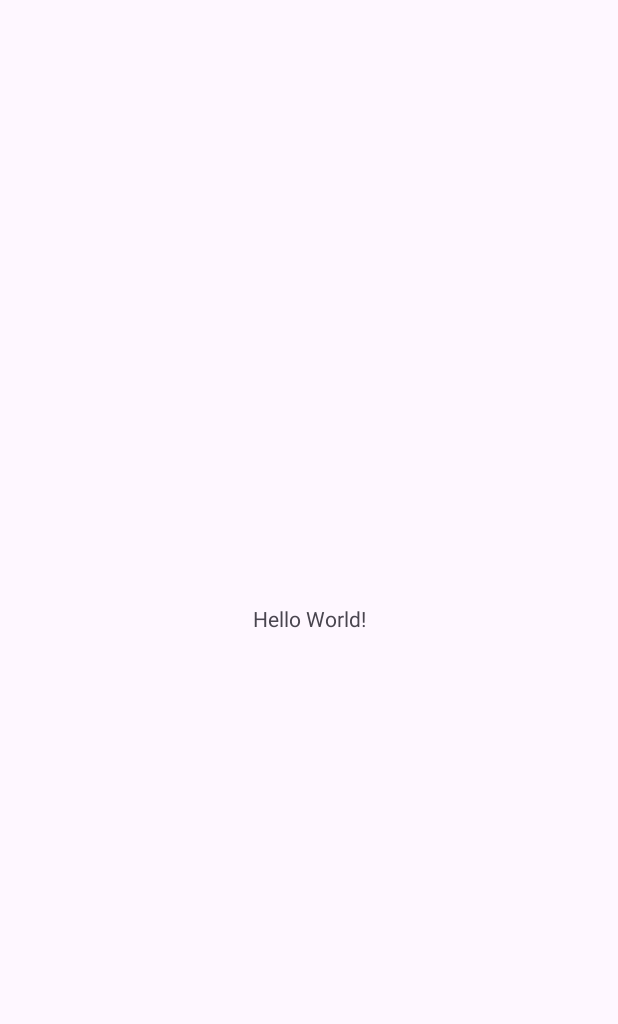
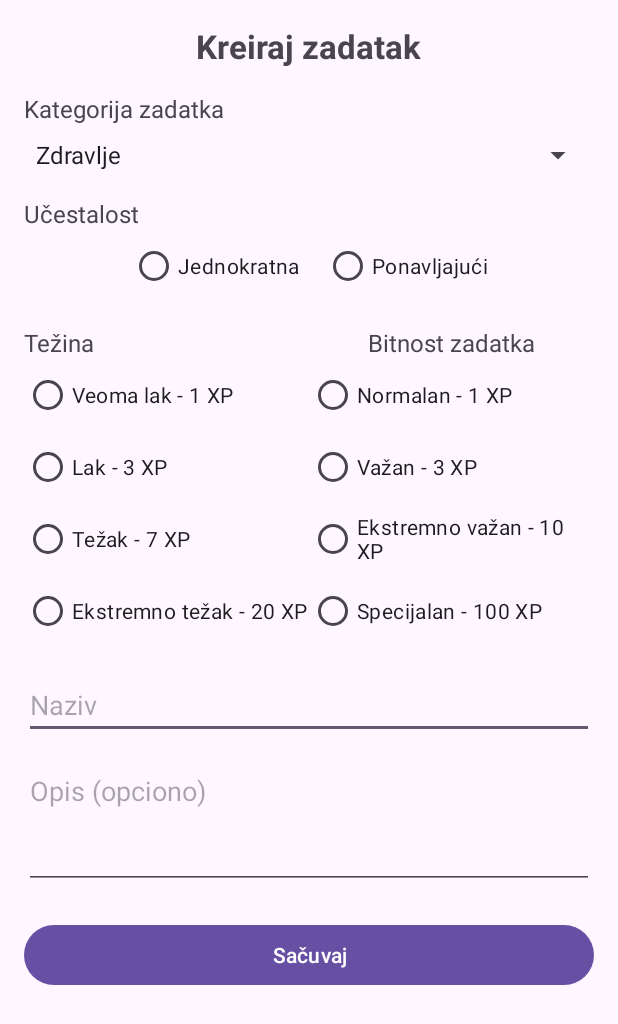
Before and after one commit to shone113/e2-ma-tim31-2025, an Android app: the screen it shows after launch (MainActivity before the commit, NewTaskActivity after it), on a phone screen of 412 x 824 dp. Before the commit the part shown is almost empty. Shown: the top 1024 px of the screen. Run offline under Robolectric (Android 15) with nearby library versions, the phone set to English and light mode, and no system bars.

Commit message:
form for new task

```diff
--- a/app/src/main/AndroidManifest.xml
+++ b/app/src/main/AndroidManifest.xml
@@ -12,7 +12,7 @@
         android:supportsRtl="true"
         android:theme="@style/Theme.HabitQuest">
         <activity
-            android:name=".MainActivity"
+            android:name=".presentation.ui.NewTaskActivity"
             android:exported="true">
             <intent-filter>
                 <action android:name="android.intent.action.MAIN" />
--- /dev/null
+++ b/app/src/main/java/ftn/project/domain/entity/Task.java
@@ -0,0 +1,202 @@
+package ftn.project.domain.entity;
+
+import java.time.LocalDateTime;
+import java.time.LocalDateTime;
+
+public class Task {
+
+    // Identifikacija
+    private int id;
+    private int userId;
+    private int categoryId;
+
+    // Karakteristike zadatka
+    private DifficultyEnum difficulty;
+    private ImportanceEnum importance;
+    private FrequencyEnum frequency;
+
+    // Parametri ponavljanja
+    private int interval;
+    private FrequencyUnitEnum frequencyUnit;
+    private LocalDateTime startDate;
+    private LocalDateTime endDate;
+
+    // Osnovni podaci
+    private String name;
+    private String description;       // može biti null
+    private LocalDateTime executionTime;
+    private TaskStatusEnum status;
+
+    // XP vrednost
+    private int valueXP;
+
+    // Enumeracije
+    public enum DifficultyEnum {
+        VERY_EASY(1), EASY(3), HARD(7), EXTREME(20);
+        private final int xp;
+        DifficultyEnum(int xp) { this.xp = xp; }
+        public int getXp() { return xp; }
+    }
+
+    public enum ImportanceEnum {
+        NORMAL(1), IMPORTANT(3), VERY_IMPORTANT(10), SPECIAL(100);
+        private final int xp;
+        ImportanceEnum(int xp) { this.xp = xp; }
+        public int getXp() { return xp; }
+    }
+
+    public enum FrequencyEnum {
+        ONE_TIME, REPEATING
+    }
+
+    public enum FrequencyUnitEnum {
+        DAY, WEEK
+    }
+
+    public enum TaskStatusEnum {
+        ACTIVE, DONE, UNFINISHED, PAUSED, CANCELED
+    }
+
+    // Konstruktor
+    public Task(int id, int userId, int categoryId,
+                DifficultyEnum difficulty, ImportanceEnum importance,
+                FrequencyEnum frequency, int interval, FrequencyUnitEnum frequencyUnit,
+                LocalDateTime startDate, LocalDateTime endDate,
+                String name, String description, LocalDateTime executionTime,
+                TaskStatusEnum status) {
+
+        this.id = id;
+        this.userId = userId;
+        this.categoryId = categoryId;
+        this.difficulty = difficulty;
+        this.importance = importance;
+        this.frequency = frequency;
+        this.interval = interval;
+        this.frequencyUnit = frequencyUnit;
+        this.startDate = startDate;
+        this.endDate = endDate;
+        this.name = name;
+        this.description = description;
+        this.executionTime = executionTime;
+        this.status = status;
+
+        // Izračunavanje vrednosti XP
+        this.valueXP = difficulty.getXp() + importance.getXp();
+    }
+
+    public int getId() {
+        return id;
+    }
+
+    public void setId(int id) {
+        this.id = id;
+    }
+
+    public int getUserId() {
+        return userId;
+    }
+
+    public void setUserId(int userId) {
+        this.userId = userId;
+    }
+
+    public int getCategoryId() {
+        return categoryId;
+    }
+
+    public void setCategoryId(int categoryId) {
+        this.categoryId = categoryId;
+    }
+
+    public DifficultyEnum getDifficulty() {
+        return difficulty;
+    }
+
+    public void setDifficulty(DifficultyEnum difficulty) {
+        this.difficulty = difficulty;
+    }
+
+    public ImportanceEnum getImportance() {
+        return importance;
+    }
+
+    public void setImportance(ImportanceEnum importance) {
+        this.importance = importance;
+    }
+
+    public FrequencyEnum getFrequency() {
+        return frequency;
+    }
+
+    public void setFrequency(FrequencyEnum frequency) {
+        this.frequency = frequency;
+    }
+
+    public int getInterval() {
+        return interval;
+    }
+
+    public void setInterval(int interval) {
+        this.interval = interval;
+    }
+
+    public FrequencyUnitEnum getFrequencyUnit() {
+        return frequencyUnit;
+    }
+
+    public void setFrequencyUnit(FrequencyUnitEnum frequencyUnit) {
+        this.frequencyUnit = frequencyUnit;
+    }
+
+    public LocalDateTime getStartDate() {
+        return startDate;
+    }
+
+    public void setStartDate(LocalDateTime startDate) {
+        this.startDate = startDate;
+    }
+
+    public LocalDateTime getEndDate() {
+        return endDate;
+    }
+
+    public void setEndDate(LocalDateTime endDate) {
+        this.endDate = endDate;
+    }
+
+    public String getName() {
+        return name;
+    }
+
+    public void setName(String name) {
+        this.name = name;
+    }
+
+    public String getDescription() {
+        return description;
+    }
+
+    public void setDescription(String description) {
+        this.description = description;
+    }
+
+    public LocalDateTime getExecutionTime() {
+        return executionTime;
+    }
+
+    public void setExecutionTime(LocalDateTime executionTime) {
+        this.executionTime = executionTime;
+    }
+
+    public TaskStatusEnum getStatus() {
+        return status;
+    }
+
+    public void setStatus(TaskStatusEnum status) {
+        this.status = status;
+    }
+
+    public int getValueXP() { return valueXP; }
+
+    // Ostale gettere/settere dodaj po potrebi
+}
--- a/app/src/main/java/ftn/project/MainActivity.java
+++ b/app/src/main/java/ftn/project/presentation/ui/MainActivity.java
@@ -1,4 +1,4 @@
-package ftn.project;
+package ftn.project.presentation.ui;
 
 import android.os.Bundle;
 
@@ -7,6 +7,8 @@ import androidx.appcompat.app.AppCompatActivity;
 import androidx.core.graphics.Insets;
 import androidx.core.view.ViewCompat;
 import androidx.core.view.WindowInsetsCompat;
+
+import ftn.project.R;
 
 public class MainActivity extends AppCompatActivity {
 
--- /dev/null
+++ b/app/src/main/java/ftn/project/presentation/ui/NewTaskActivity.java
@@ -0,0 +1,52 @@
+package ftn.project.presentation.ui;
+
+import android.os.Bundle;
+import android.view.View;
+import android.widget.LinearLayout;
+import android.widget.RadioGroup;
+import android.widget.TextView;
+
+import androidx.appcompat.app.AppCompatActivity;
+
+import ftn.project.R;
+
+public class NewTaskActivity extends AppCompatActivity {
+
+    @Override
+    protected void onCreate(Bundle savedInstanceState) {
+        super.onCreate(savedInstanceState);
+        // poveži layout sa aktivnošću
+        setContentView(R.layout.new_task);
+
+        // poveži elemente iz XML-a
+        RadioGroup rgUestalost = findViewById(R.id.rgUestalost);
+        LinearLayout startDateContainer = findViewById(R.id.startDateContainer);
+        LinearLayout endDateContainer = findViewById(R.id.endDateContainer);
+        LinearLayout timeLinearLayout = findViewById(R.id.timeContainer);
+        LinearLayout frequencyLayout = findViewById(R.id.frequencyUnitContainer);
+        TextView tvPocetniDatum = findViewById(R.id.tvPocetniDatum);
+        startDateContainer.setVisibility(View.GONE);
+        endDateContainer.setVisibility(View.GONE);
+        timeLinearLayout.setVisibility(View.GONE);
+        frequencyLayout.setVisibility(View.GONE);
+
+        // logika za prikazivanje/sakrivanje kalendara
+        rgUestalost.setOnCheckedChangeListener((group, checkedId) -> {
+            if (checkedId == R.id.rbJednokratna) {
+                // Prikaz samo jednog kalendara
+                startDateContainer.setVisibility(View.VISIBLE);
+                endDateContainer.setVisibility(View.GONE);
+                frequencyLayout.setVisibility(View.GONE);
+                tvPocetniDatum.setText("Datum izvrsavanja");
+                timeLinearLayout.setVisibility(View.VISIBLE);
+            } else if (checkedId == R.id.rbPonavljajuci) {
+                // Prikaz oba kalendara
+                startDateContainer.setVisibility(View.VISIBLE);
+                endDateContainer.setVisibility(View.VISIBLE);
+                timeLinearLayout.setVisibility(View.VISIBLE);
+                frequencyLayout.setVisibility(View.VISIBLE);
+            }
+
+        });
+    }
+}
--- a/app/src/main/res/layout/activity_main.xml
+++ b/app/src/main/res/layout/activity_main.xml
@@ -5,7 +5,7 @@
     android:id="@+id/main"
     android:layout_width="match_parent"
     android:layout_height="match_parent"
-    tools:context=".MainActivity">
+    tools:context=".presentation.ui.MainActivity">
 
     <TextView
         android:layout_width="wrap_content"
--- /dev/null
+++ b/app/src/main/res/layout/new_task.xml
@@ -0,0 +1,319 @@
+<?xml version="1.0" encoding="utf-8"?>
+<ScrollView xmlns:android="http://schemas.android.com/apk/res/android"
+    xmlns:app="http://schemas.android.com/apk/res-auto"
+    android:layout_width="match_parent"
+    android:layout_height="match_parent"
+    android:padding="16dp">
+
+    <androidx.constraintlayout.widget.ConstraintLayout
+        android:layout_width="match_parent"
+        android:layout_height="wrap_content">
+
+        <!-- Naslov -->
+        <TextView
+            android:id="@+id/tvTitle"
+            android:layout_width="wrap_content"
+            android:layout_height="wrap_content"
+            android:text="Kreiraj zadatak"
+            android:textSize="22sp"
+            android:textStyle="bold"
+            app:layout_constraintTop_toTopOf="parent"
+            app:layout_constraintStart_toStartOf="parent"
+            app:layout_constraintEnd_toEndOf="parent"/>
+
+        <!-- Kategorija zadatka -->
+        <TextView
+            android:id="@+id/tvCategoryLabel"
+            android:layout_width="wrap_content"
+            android:layout_height="wrap_content"
+            android:text="Kategorija zadatka"
+            android:textSize="16sp"
+            app:layout_constraintTop_toBottomOf="@id/tvTitle"
+            app:layout_constraintStart_toStartOf="parent"
+            android:layout_marginTop="16dp"/>
+
+        <Spinner
+            android:id="@+id/spinnerCategory"
+            android:layout_width="0dp"
+            android:layout_height="wrap_content"
+            android:entries="@array/task_categories"
+            app:layout_constraintTop_toBottomOf="@id/tvCategoryLabel"
+            app:layout_constraintStart_toStartOf="parent"
+            app:layout_constraintEnd_toEndOf="parent"
+            android:layout_marginTop="8dp"/>
+
+
+        <TextView
+            android:id="@+id/tvUestalost"
+            android:layout_width="wrap_content"
+            android:layout_height="wrap_content"
+            android:text="Učestalost"
+            android:textSize="16sp"
+            android:layout_marginTop="16dp"
+            app:layout_constraintTop_toBottomOf="@id/spinnerCategory"
+            app:layout_constraintStart_toStartOf="parent"/>
+
+        <RadioGroup
+            android:id="@+id/rgUestalost"
+            android:layout_width="0dp"
+            android:layout_height="wrap_content"
+            android:orientation="horizontal"
+            android:gravity="center"
+            app:layout_constraintTop_toBottomOf="@id/tvUestalost"
+            app:layout_constraintStart_toStartOf="parent"
+            app:layout_constraintEnd_toEndOf="parent">
+
+            <RadioButton
+                android:id="@+id/rbJednokratna"
+                android:layout_width="wrap_content"
+                android:layout_height="wrap_content"
+                android:text="Jednokratna"/>
+
+            <RadioButton
+                android:id="@+id/rbPonavljajuci"
+                android:layout_width="wrap_content"
+                android:layout_height="wrap_content"
+                android:text="Ponavljajući"
+                android:layout_marginStart="16dp"/>
+        </RadioGroup>
+
+        <!-- Težina -->
+        <TextView
+            android:id="@+id/tvTezina"
+            android:layout_width="wrap_content"
+            android:layout_height="wrap_content"
+            android:text="Težina"
+            android:textSize="16sp"
+            android:layout_marginTop="16dp"
+            app:layout_constraintTop_toBottomOf="@id/rgUestalost"
+            app:layout_constraintStart_toStartOf="parent"/>
+
+        <RadioGroup
+            android:id="@+id/rgTezina"
+            android:layout_width="0dp"
+            android:layout_height="wrap_content"
+            android:orientation="vertical"
+            app:layout_constraintTop_toBottomOf="@id/tvTezina"
+            app:layout_constraintStart_toStartOf="parent"
+            app:layout_constraintEnd_toStartOf="@id/rgBitnost"
+            app:layout_constraintHorizontal_weight="1">
+
+            <RadioButton
+                android:id="@+id/rbVeomaLak"
+                android:layout_width="wrap_content"
+                android:layout_height="wrap_content"
+                android:text="Veoma lak - 1 XP" />
+
+            <RadioButton
+                android:id="@+id/rbLak"
+                android:layout_width="wrap_content"
+                android:layout_height="wrap_content"
+                android:text="Lak - 3 XP" />
+
+            <RadioButton
+                android:id="@+id/rbTezak"
+                android:layout_width="wrap_content"
+                android:layout_height="wrap_content"
+                android:text="Težak - 7 XP" />
+
+            <RadioButton
+                android:id="@+id/rbEkstremnoTezak"
+                android:layout_width="wrap_content"
+                android:layout_height="wrap_content"
+                android:text="Ekstremno težak - 20 XP" />
+        </RadioGroup>
+
+        <!-- Bitnost -->
+        <TextView
+            android:id="@+id/tvBitnost"
+            android:layout_width="wrap_content"
+            android:layout_height="wrap_content"
+            android:text="Bitnost zadatka"
+            android:textSize="16sp"
+            android:layout_marginTop="16dp"
+            app:layout_constraintTop_toBottomOf="@id/rgUestalost"
+            app:layout_constraintStart_toEndOf="@id/rgTezina"
+            app:layout_constraintEnd_toEndOf="parent"/>
+
+        <RadioGroup
+            android:id="@+id/rgBitnost"
+            android:layout_width="0dp"
+            android:layout_height="wrap_content"
+            android:orientation="vertical"
+            app:layout_constraintTop_toBottomOf="@id/tvBitnost"
+            app:layout_constraintStart_toEndOf="@id/rgTezina"
+            app:layout_constraintEnd_toEndOf="parent"
+            app:layout_constraintHorizontal_weight="1">
+
+            <RadioButton
+                android:id="@+id/rbNormalan"
+                android:layout_width="wrap_content"
+                android:layout_height="wrap_content"
+                android:text="Normalan - 1 XP" />
+
+            <RadioButton
+                android:id="@+id/rbVazan"
+                android:layout_width="wrap_content"
+                android:layout_height="wrap_content"
+                android:text="Važan - 3 XP" />
+
+            <RadioButton
+                android:id="@+id/rbEkstremnoVazan"
+                android:layout_width="wrap_content"
+                android:layout_height="wrap_content"
+                android:text="Ekstremno važan - 10 XP" />
+
+            <RadioButton
+                android:id="@+id/rbSpecijalan"
+                android:layout_width="wrap_content"
+                android:layout_height="wrap_content"
+                android:text="Specijalan - 100 XP" />
+        </RadioGroup>
+
+        <!-- Naziv -->
+        <EditText
+            android:id="@+id/etNaziv"
+            android:layout_width="0dp"
+            android:layout_height="wrap_content"
+            android:hint="Naziv"
+            android:layout_marginTop="16dp"
+            app:layout_constraintTop_toBottomOf="@id/rgTezina"
+            app:layout_constraintStart_toStartOf="parent"
+            app:layout_constraintEnd_toEndOf="parent"/>
+
+        <!-- Opis -->
+        <EditText
+            android:id="@+id/etOpis"
+            android:layout_width="0dp"
+            android:layout_height="wrap_content"
+            android:hint="Opis (opciono)"
+            android:inputType="textMultiLine"
+            android:minLines="3"
+            android:gravity="top"
+            android:layout_marginTop="12dp"
+            app:layout_constraintTop_toBottomOf="@id/etNaziv"
+            app:layout_constraintStart_toStartOf="parent"
+            app:layout_constraintEnd_toEndOf="parent"/>
+
+        <!-- Start Date -->
+        <!-- Start Date Section -->
+        <LinearLayout
+            android:id="@+id/startDateContainer"
+            android:layout_width="0dp"
+            android:layout_height="wrap_content"
+            android:orientation="vertical"
+            android:layout_marginTop="16dp"
+            app:layout_constraintTop_toBottomOf="@id/etOpis"
+            app:layout_constraintStart_toStartOf="parent"
+            app:layout_constraintEnd_toEndOf="parent">
+
+            <TextView
+                android:id="@+id/tvPocetniDatum"
+                android:layout_width="wrap_content"
+                android:layout_height="wrap_content"
+                android:text="Početni datum"
+                android:textSize="16sp"
+                android:textStyle="bold"
+                android:layout_marginBottom="8dp"/>
+
+            <CalendarView
+                android:id="@+id/calendarViewStart"
+                android:layout_width="match_parent"
+                android:layout_height="wrap_content"/>
+        </LinearLayout>
+
+
+        <!-- End Date Section -->
+        <LinearLayout
+            android:id="@+id/endDateContainer"
+            android:layout_width="0dp"
+            android:layout_height="wrap_content"
+            android:orientation="vertical"
+            android:layout_marginTop="16dp"
+            android:layout_marginBottom="20dp"
+            app:layout_constraintTop_toBottomOf="@id/startDateContainer"
+            app:layout_constraintStart_toStartOf="parent"
+            app:layout_constraintEnd_toEndOf="parent">
+
+            <TextView
+                android:layout_width="wrap_content"
+                android:layout_height="wrap_content"
+                android:text="Krajnji datum"
+                android:textSize="16sp"
+                android:textStyle="bold"
+                android:layout_marginBottom="8dp"/>
+
+            <CalendarView
+                android:id="@+id/calendarViewEnd"
+                android:layout_width="match_parent"
+                android:layout_height="wrap_content"/>
+        </LinearLayout>
+        <!-- Jedinica učestalosti -->
+        <LinearLayout
+            android:id="@+id/frequencyUnitContainer"
+            android:layout_width="0dp"
+            android:layout_height="wrap_content"
+            android:orientation="vertical"
+            android:layout_marginTop="16dp"
+            app:layout_constraintTop_toBottomOf="@id/endDateContainer"
+            app:layout_constraintStart_toStartOf="parent"
+            app:layout_constraintEnd_toEndOf="parent">
+
+            <TextView
+                android:id="@+id/tvFrequencyUnit"
+                android:layout_width="wrap_content"
+                android:layout_height="wrap_content"
+                android:text="Jedinica učestalosti"
+                android:textSize="16sp"
+                android:textStyle="bold"
+                android:layout_marginBottom="8dp"/>
+
+            <Spinner
+                android:id="@+id/spinnerFrequencyUnit"
+                android:layout_width="match_parent"
+                android:layout_height="wrap_content"
+                android:entries="@array/frequency_units"/>
+        </LinearLayout>
+
+        <!-- Vreme izvršavanja -->
+        <LinearLayout
+            android:id="@+id/timeContainer"
+            android:layout_width="0dp"
+            android:layout_height="wrap_content"
+            android:orientation="vertical"
+            android:layout_marginTop="16dp"
+            app:layout_constraintTop_toBottomOf="@id/frequencyUnitContainer"
+            app:layout_constraintStart_toStartOf="parent"
+            app:layout_constraintEnd_toEndOf="parent">
+
+            <TextView
+                android:id="@+id/tvVremeIzvrsavanja"
+                android:layout_width="wrap_content"
+                android:layout_height="wrap_content"
+                android:text="Vreme izvršavanja"
+                android:textSize="16sp"
+                android:textStyle="bold"
+                android:layout_marginBottom="8dp"/>
+
+            <TimePicker
+                android:id="@+id/timePicker"
+                android:layout_width="wrap_content"
+                android:layout_height="wrap_content"
+                android:timePickerMode="spinner"
+                android:layout_gravity="center"/>
+        </LinearLayout>
+
+
+        <!-- Dugme Sačuvaj -->
+        <Button
+            android:id="@+id/btnSacuvaj"
+            android:layout_width="0dp"
+            android:layout_height="wrap_content"
+            android:text="Sačuvaj"
+            android:textColor="@android:color/white"
+            android:layout_marginTop="20dp"
+            app:layout_constraintTop_toBottomOf="@id/timeContainer"
+            app:layout_constraintStart_toStartOf="parent"
+            app:layout_constraintEnd_toEndOf="parent"/>
+    </androidx.constraintlayout.widget.ConstraintLayout>
+</ScrollView>
--- a/app/src/main/res/values/strings.xml
+++ b/app/src/main/res/values/strings.xml
@@ -1,3 +1,13 @@
 <resources>
     <string name="app_name">HabitQuest</string>
+    <string-array name="task_categories">
+        <item>Zdravlje</item>
+        <item>Učenje</item>
+        <item>Zabava</item>
+        <item>Sređivanje</item>
+    </string-array>
+    <string-array name="frequency_units">
+        <item>Dani</item>
+        <item>Nedelje</item>
+    </string-array>
 </resources>
```
